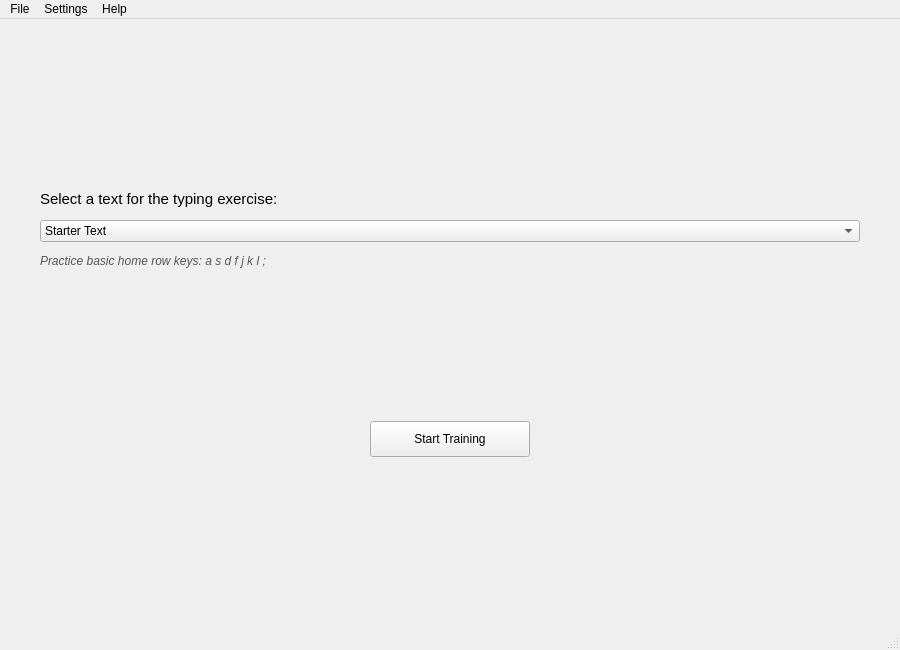
Fortennn/QT-Labs, file TypingTrainer/mainwindow.ui: the form before one commit.
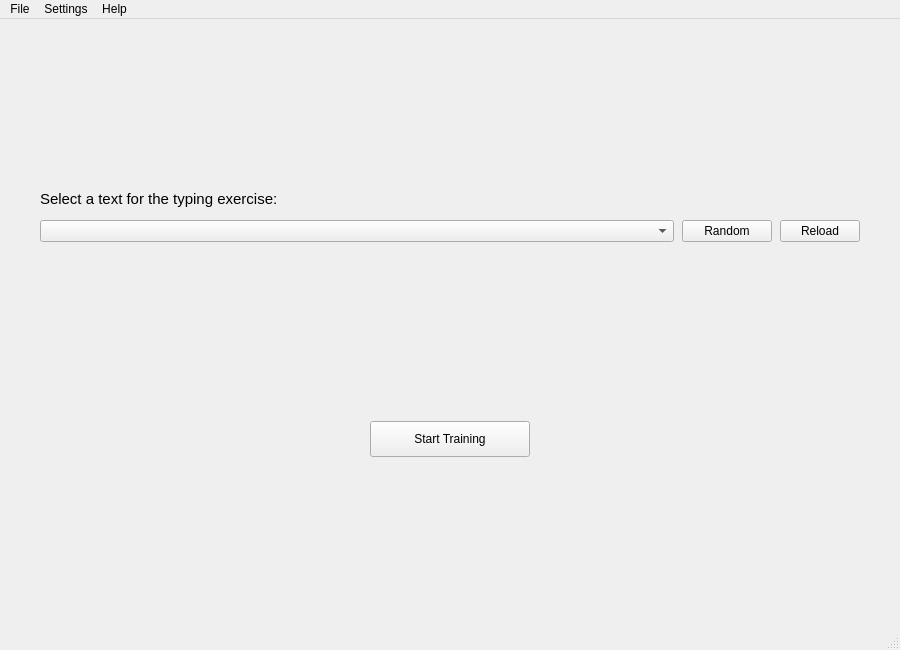
The form after the commit.

Diff of the .ui file:
```diff
--- a/TypingTrainer/mainwindow.ui
+++ b/TypingTrainer/mainwindow.ui
@@ -71,12 +71,8 @@
 
         <item>
          <spacer name="spacerStartTop">
-          <property name="orientation">
-           <enum>Qt::Vertical</enum>
-          </property>
-          <property name="sizeHint" stdset="0">
-           <size><width>0</width><height>40</height></size>
-          </property>
+          <property name="orientation"><enum>Qt::Vertical</enum></property>
+          <property name="sizeHint" stdset="0"><size><width>0</width><height>30</height></size></property>
          </spacer>
         </item>
 
@@ -92,30 +88,38 @@
         </item>
 
         <item>
-         <widget class="QComboBox" name="comboLesson">
-          <property name="sizePolicy">
-           <sizepolicy hsizetype="Expanding" vsizetype="Fixed">
-            <horstretch>0</horstretch>
-            <verstretch>0</verstretch>
-           </sizepolicy>
-          </property>
-          <item><property name="text"><string>Starter Text</string></property></item>
-          <item><property name="text"><string>Numbers and Symbols</string></property></item>
-          <item><property name="text"><string>Common Words Part 1</string></property></item>
-          <item><property name="text"><string>Common Words Part 2</string></property></item>
-          <item><property name="text"><string>Python Code Sample</string></property></item>
-          <item><property name="text"><string>Lorem Ipsum</string></property></item>
-         </widget>
+         <layout class="QHBoxLayout" name="layoutComboRow">
+          <property name="spacing"><number>8</number></property>
+          <item>
+           <widget class="QComboBox" name="comboLesson">
+            <property name="sizePolicy">
+             <sizepolicy hsizetype="Expanding" vsizetype="Fixed">
+              <horstretch>0</horstretch><verstretch>0</verstretch>
+             </sizepolicy>
+            </property>
+           </widget>
+          </item>
+          <item>
+           <widget class="QPushButton" name="btnRandom">
+            <property name="text"><string>Random</string></property>
+            <property name="minimumSize"><size><width>90</width><height>0</height></size></property>
+            <property name="toolTip"><string>Pick a random lesson</string></property>
+           </widget>
+          </item>
+          <item>
+           <widget class="QPushButton" name="btnReload">
+            <property name="text"><string>Reload</string></property>
+            <property name="minimumSize"><size><width>80</width><height>0</height></size></property>
+            <property name="toolTip"><string>Rescan the lessons/ folder</string></property>
+           </widget>
+          </item>
+         </layout>
         </item>
 
         <item>
          <widget class="QLabel" name="lblLessonDesc">
-          <property name="text">
-           <string>Practice basic home row keys: a s d f j k l ;</string>
-          </property>
-          <property name="wordWrap">
-           <bool>true</bool>
-          </property>
+          <property name="text"><string></string></property>
+          <property name="wordWrap"><bool>true</bool></property>
           <property name="styleSheet">
            <string>QLabel { color: #555555; font-style: italic; }</string>
           </property>
@@ -174,12 +178,8 @@
 
         <item>
          <spacer name="spacerStartBottom">
-          <property name="orientation">
-           <enum>Qt::Vertical</enum>
-          </property>
-          <property name="sizeHint" stdset="0">
-           <size><width>0</width><height>40</height></size>
-          </property>
+          <property name="orientation"><enum>Qt::Vertical</enum></property>
+          <property name="sizeHint" stdset="0"><size><width>0</width><height>30</height></size></property>
          </spacer>
         </item>
 
```
Left out of the diff: 204 changed lines with no effect on the pictures.
